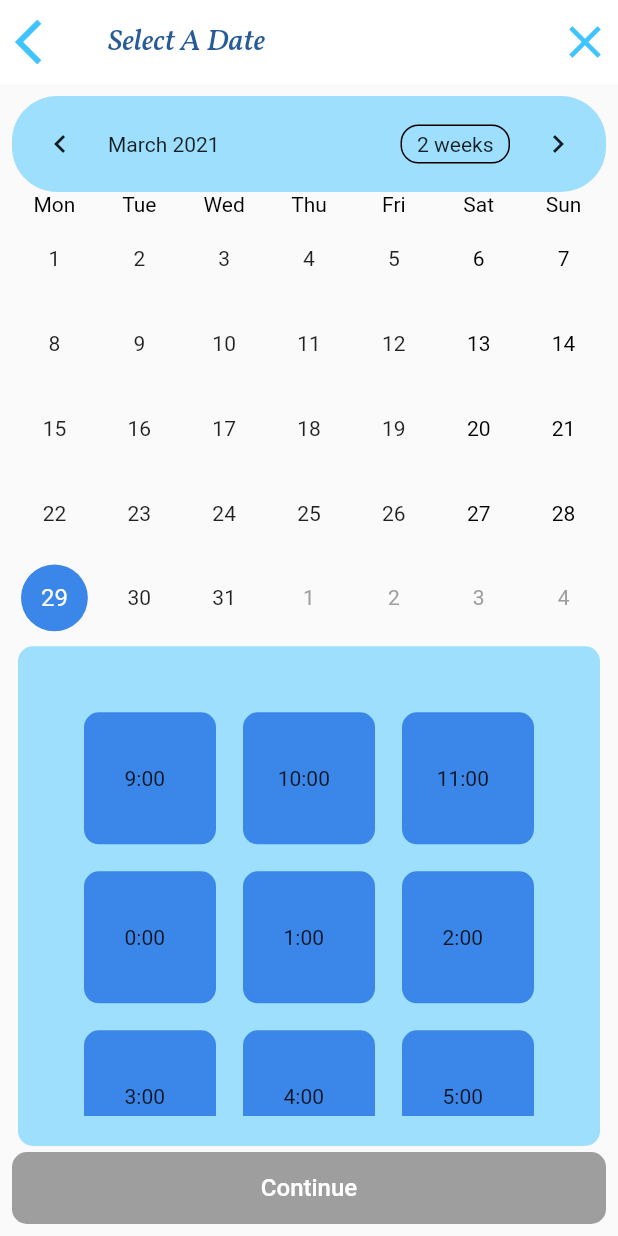
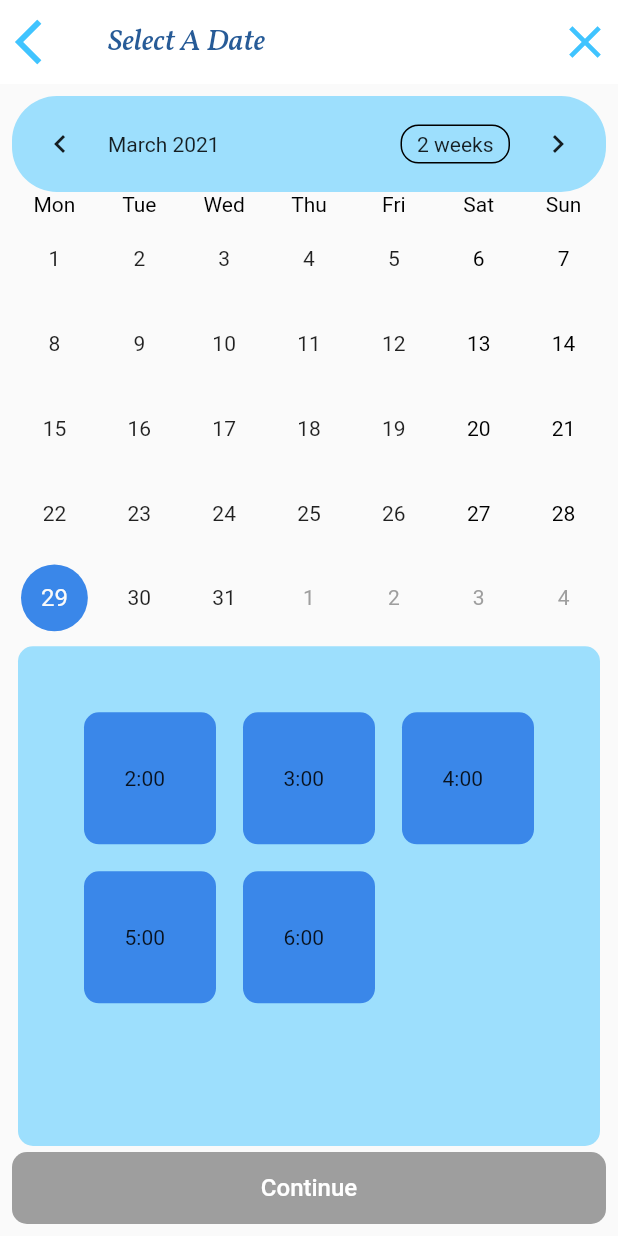
Before and after one commit to MarioCastellanos/ExpressCarCleaningCo, a Flutter app: the ScheduleCarWash screen opened directly with empty values, after a tap on "Continue", on a phone screen of 412 x 824 dp. Run offline on Flutter 3.47's test engine with Material 2 defaults, Android fonts, the light colour scheme and no system bars; drawn by our look-alikes of table_calendar; our stand-ins replace animated_text_kit, firebase_auth, firebase_core, flutter_swiper, font_awesome_flutter, shared_preferences; accounts and stored records are empty.

Commit message:
Constants file created value for colors Diamond, Sapphire, Ruby, and Emerald. WaveCustomPainter rebalanced the colors in the gradient to try and create a transition effect. ScheduleCarWash Screen added methods to get the times available for the focucs date and the current date, extracted the GridViewBuilder into a fucntion called TimeAvailabilityGenerator that generates availability for the current or focus date.

```diff
--- a/lib/constants.dart
+++ b/lib/constants.dart
@@ -3,7 +3,11 @@
 const Color ECCCBlue = Color(0xFF3A87E9);
 const Color ECCCDarkBlue = Color(0xFF275B97);
 const Color ECCCBlueAccent = Colors.lightBlueAccent;
-Color OpacBlue = Colors.lightBlueAccent.withOpacity(.5);
+
+const Color Diamond = Color(0xFFB9F2FF);
+const Color Sapphire = Color(0xFF0f52ba);
+const Color Ruby = Color(0xFFE0115F);
+const Color Emerald = Color(0xFF046307);
 
 /// GetAppBar returns a custom app bar based on parameters
 /// parameters
@@ -215,7 +219,7 @@
   fontWeight: FontWeight.w700,
   fontFamily: 'Vollkorn',
   fontStyle: FontStyle.italic,
-  color: Color(0xFFB9F2FF),
+  color: Diamond,
   letterSpacing: 1.0,
   fontSize: 46,
 );
@@ -225,7 +229,7 @@
   fontWeight: FontWeight.w700,
   fontFamily: 'Vollkorn',
   fontStyle: FontStyle.italic,
-  color: Color(0xFF0f52ba),
+  color: Sapphire,
   letterSpacing: 1.0,
   fontSize: 46,
 );
@@ -235,7 +239,7 @@
   fontWeight: FontWeight.w700,
   fontFamily: 'Vollkorn',
   fontStyle: FontStyle.italic,
-  color: Color(0xFFE0115F),
+  color: Ruby,
   letterSpacing: 1.0,
   fontSize: 46,
 );
@@ -245,7 +249,7 @@
   fontWeight: FontWeight.w700,
   fontFamily: 'Vollkorn',
   fontStyle: FontStyle.italic,
-  color: Color(0xFF046307),
+  color: Emerald,
   letterSpacing: 1.0,
   fontSize: 46,
 );
--- a/lib/models/WaveCustomPainter.dart
+++ b/lib/models/WaveCustomPainter.dart
@@ -1,13 +1,22 @@
 import 'package:flutter/material.dart';
-import 'package:cta_auto_detail/constants.dart';
 
 class Wave extends CustomPainter {
+  final initColor;
+  final endColor;
+
+  Wave({this.initColor, this.endColor});
   @override
   void paint(Canvas canvas, Size size) {
     final Gradient gradient = new LinearGradient(
       begin: Alignment.centerLeft,
-      end: Alignment.centerRight,
-      colors: [ECCCDarkBlue, Colors.blueAccent, ECCCDarkBlue],
+      end: Alignment.bottomRight,
+      colors: [
+        initColor,
+        initColor,
+        initColor,
+        initColor,
+        endColor,
+      ],
       tileMode: TileMode.clamp,
     );
 
--- a/lib/screens/scheduleCarWash.dart
+++ b/lib/screens/scheduleCarWash.dart
@@ -28,20 +28,20 @@
   Color selectedDateColor = ECCCBlue;
   Color todayDateColor = ECCCDarkBlue;
 
-  final List<String> packageNameList = [
+  List<String> packageNameList = [
     'Diamond',
     'Sapphire',
     'Ruby',
     'Emerald',
   ];
-  final List<Text> packageList = [
+  List<Text> packageList = [
     kDiamondPackageDetails,
     kSapphirePackageDetails,
     kRubyPackageDetails,
     kEmeraldPackageDetails,
   ];
 
-  final List<TextStyle> packageTextStyleList = [
+  List<TextStyle> packageTextStyleList = [
     kDiamondTextStyle,
     kSapphireTextStyle,
     kRubyTextStyle,
@@ -56,6 +56,9 @@
   int _date = -1;
   int _time;
 
+  int todayTime;
+  int timesAvailable;
+
   bool dateSelected = false;
   bool timeSelected = false;
   int scheduledTime = -1;
@@ -64,12 +67,46 @@
   String selectedCarModel;
   String selectedCarTrim;
   int contentIndex;
+
+  Color initColor = Diamond;
+  Color endColor = Ruby;
+
   CalendarController _calendarController;
-  ScrollController scrollController = ScrollController();
+
+  void getFocusDayAvailableTime() {
+    String selectedTime = _calendarController.focusedDay.toString();
+    DateTime now = DateTime.now();
+    DateTime day = _calendarController.focusedDay;
+    todayTime = int.parse(now.toString().substring(11, 13));
+    int nowMonth = int.parse(now.toString().substring(5, 7));
+    int nowDay = int.parse(now.toString().substring(8, 10));
+    int dayMonth = int.parse(day.toString().substring(5, 7));
+    int dayDay = int.parse(day.toString().substring(8, 10));
+
+    if (nowMonth == dayMonth && nowDay == dayDay) {
+      getTodayAvailableTime();
+    } else {
+      timesAvailable = 9;
+    }
+  }
+
+  void getTodayAvailableTime() {
+    DateTime now = DateTime.now();
+    todayTime = int.parse(now.toString().substring(11, 13));
+    print("current time : $todayTime");
+    if (todayTime < 9) {
+      timesAvailable = 9;
+    } else if (todayTime < 15) {
+      timesAvailable = 17 - 2 - todayTime;
+    } else {
+      timesAvailable = 0;
+    }
+  }
 
   @override
   void initState() {
     super.initState();
+    getTodayAvailableTime();
     SystemChrome.setPreferredOrientations([
       DeviceOrientation.portraitUp,
       DeviceOrientation.portraitDown,
@@ -287,46 +324,11 @@
       // user selecting date and time
       case 2:
         {
-          int time = 9;
           return <Widget>[
             tableCalendarBuilder(),
             ReusableCard(
               cardColor: ECCCBlueAccent.withOpacity(.5),
-              childWidget: MediaQuery.removePadding(
-                context: context,
-                removeTop: true,
-                child: GridView.builder(
-                  primary: false,
-                  padding: EdgeInsets.all(20),
-                  gridDelegate: SliverGridDelegateWithFixedCrossAxisCount(
-                      crossAxisSpacing: 10,
-                      mainAxisSpacing: 10,
-                      childAspectRatio: 1,
-                      crossAxisCount: 3),
-                  itemCount: 9,
-                  itemBuilder: (BuildContext context, int index) {
-                    return UpcomingCarWashCard(
-                      scheduledTime: (index + 9).toString(),
-                      childWidget: Center(
-                        child: Text(
-                          '${(index + 9) % 12}:00  ',
-                        ),
-                      ),
-                      onPressed: () {
-                        print('Selected time is : ${index + 9}');
-                        setState(() {
-                          scheduledTime = (index + 9) % 12;
-                        });
-                        print(scheduledTime);
-                        timeSelected = true;
-                      },
-                      cardColor: scheduledTime == ((index + 9) % 12)
-                          ? ECCCDarkBlue
-                          : ECCCBlue,
-                    );
-                  },
-                ),
-              ),
+              childWidget: timeAvailabilityGenerator(),
               onPressed: () {
                 print('What the fudge');
               },
@@ -354,11 +356,29 @@
         }
         break;
 
+      // User selects a car wash package
       case 3:
         {
           return <Widget>[
             Flexible(
               child: Swiper(
+                onIndexChanged: (index) {
+                  setState(() {
+                    if (index == 0) {
+                      initColor = Diamond;
+                      endColor = Sapphire;
+                    } else if (index == 1) {
+                      initColor = Sapphire;
+                      endColor = Ruby;
+                    } else if (index == 2) {
+                      initColor = Ruby;
+                      endColor = Emerald;
+                    } else {
+                      initColor = Emerald;
+                      endColor = Emerald;
+                    }
+                  });
+                },
                 itemBuilder: (BuildContext context, int index) {
                   return Padding(
                     padding: const EdgeInsets.symmetric(
@@ -367,29 +387,30 @@
                     ),
                     child: Column(
                       crossAxisAlignment: CrossAxisAlignment.stretch,
+                      mainAxisAlignment: MainAxisAlignment.center,
                       children: [
                         Expanded(
                           child: Container(
+                            decoration: BoxDecoration(
                               color: ECCCBlueAccent.withOpacity(.5),
+                              borderRadius: BorderRadius.circular(10),
+                            ),
                             child: CustomPaint(
-                              painter: Wave(),
-                              child: Container(
-                                width: 100.0,
-                                height: 120.0,
+                              painter: Wave(
+                                initColor: initColor,
+                                endColor: endColor,
+                              ),
                               child: Padding(
-                                  padding: EdgeInsets.only(top: 30.0),
-                                  child: Align(
-                                    alignment: Alignment.topCenter,
-                                    child: Padding(
-                                      padding: const EdgeInsets.all(8.0),
+                                padding: EdgeInsets.only(
+                                    top: 30.0,
+                                    right: 8.0,
+                                    bottom: 8.0,
+                                    left: 8.0),
                                 child: CarWashPackage(
                                   packageTitle: packageNameList[index],
                                   packageTitleStyle:
                                       packageTextStyleList[index],
                                   packageDetails: packageList[index],
-                                      ),
-                                    ),
-                                  ),
                                 ),
                               ),
                             ),
@@ -422,6 +443,52 @@
         break;
     }
     return <Widget>[];
+  }
+
+  Widget timeAvailabilityGenerator() {
+    if (timesAvailable == 0) {
+      return Center(
+          child: Text(
+        'No times available',
+        style: TextStyle(
+          color: ECCCDarkBlue,
+        ),
+      ));
+    }
+    return MediaQuery.removePadding(
+      context: context,
+      removeTop: true,
+      child: GridView.builder(
+        primary: false,
+        padding: EdgeInsets.all(20),
+        gridDelegate: SliverGridDelegateWithFixedCrossAxisCount(
+            crossAxisSpacing: 10,
+            mainAxisSpacing: 10,
+            childAspectRatio: 1,
+            crossAxisCount: 3),
+        itemCount: timesAvailable,
+        itemBuilder: (BuildContext context, int index) {
+          return UpcomingCarWashCard(
+            scheduledTime: (index + 9 + timesAvailable).toString(),
+            childWidget: Center(
+              child: Text(
+                '${(index + 9 + timesAvailable) % 12}:00  ',
+              ),
+            ),
+            onPressed: () {
+              print('Selected time is : ${index + 9}');
+              setState(() {
+                scheduledTime = (index + 9) % 12;
+              });
+              print(scheduledTime);
+              timeSelected = true;
+            },
+            cardColor:
+                scheduledTime == ((index + 9) % 12) ? ECCCDarkBlue : ECCCBlue,
+          );
+        },
+      ),
+    );
   }
 
   TableCalendar tableCalendarBuilder() {
@@ -458,6 +525,7 @@
 
   void _onDaySelected(DateTime day, List events, List holidays) {
     DateTime now = DateTime.now();
+    todayTime = int.parse(now.toString().substring(11, 13));
     int nowMonth = int.parse(now.toString().substring(5, 7));
     int nowDay = int.parse(now.toString().substring(8, 10));
 
@@ -468,12 +536,20 @@
       () {
         if (dayMonth < nowMonth) {
           selectedDateColor = Colors.red;
+          timesAvailable = 0;
           dateSelected = false;
+          selectedDateColor = Colors.red;
+          _month = -1;
+          _date = -1;
         } else if (dayMonth == nowMonth && dayDay < nowDay) {
           dateSelected = false;
+          timesAvailable = 0;
           selectedDateColor = Colors.red;
+          _month = -1;
+          _date = -1;
         } else {
           dateSelected = true;
+          getFocusDayAvailableTime();
           _month = dayMonth;
           _date = dayDay;
           selectedDateColor = ECCCBlue;
```
Also changed, not shown: lib/screens/servicesOffered.dart (+1 -31 lines). Lines whose indentation alone changed are shown as unchanged.
